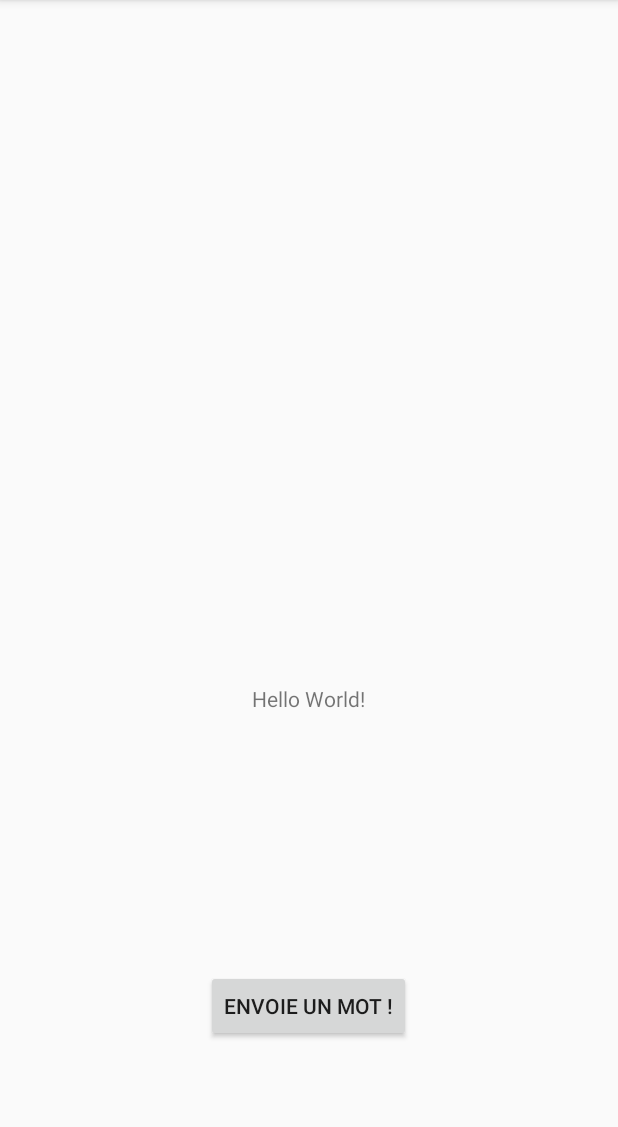
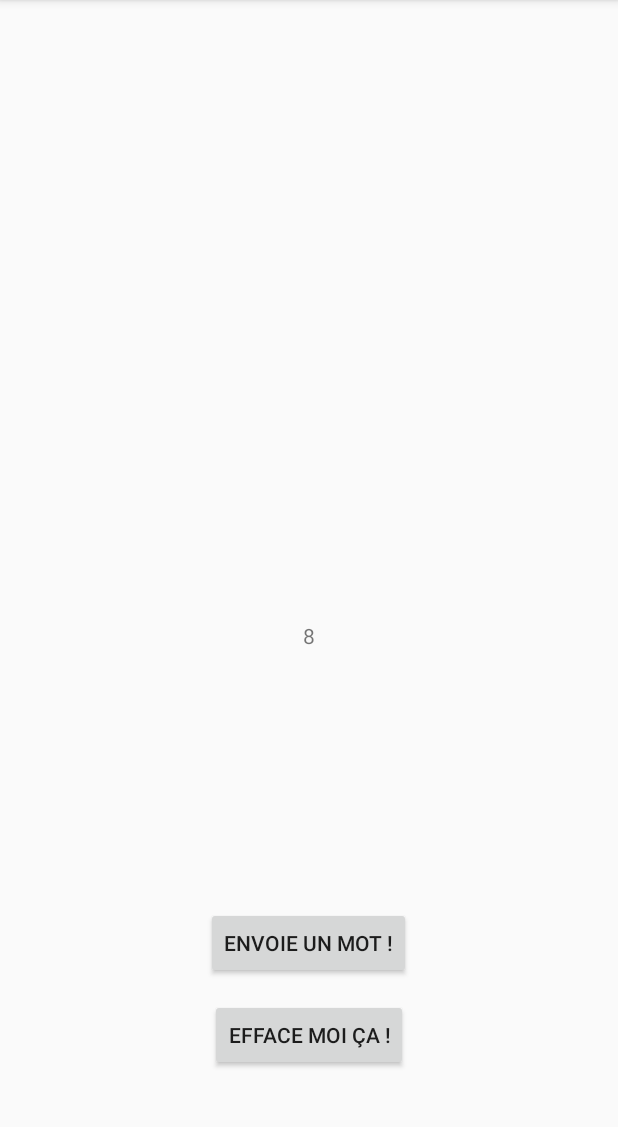
Before and after one commit to AntoineNH2/IsThisMyLanguage, an Android app: the screen it shows after launch (MainActivity), after a tap on "ENVOIE UN MOT !", on a phone screen of 412 x 824 dp, the part 84-1211 px from its top. Run offline under Robolectric (Android 15) with nearby library versions, the phone set to English and light mode, and no system bars.

Commit message:
Nombre aleatoire en sortie, en train de dev la sortie d'une chaine de caractère en aléatoire

```diff
--- a/app/src/main/java/com/nh2/antoine/isthismylanguage/MainActivity.java
+++ b/app/src/main/java/com/nh2/antoine/isthismylanguage/MainActivity.java
@@ -11,6 +11,9 @@
 
             private TextView TextAlea =null;
             private Button BoutonAlea =null;
+            private Button BoutonEfface = null;
+            private int tailleMot = 0;
+
 
 
             @Override
@@ -23,9 +26,20 @@
                     @Override
                     public void onClick(View v) {
                         // ICI l'action
+                        tailleMot = (int) (Math.random()*10 +1);
+                        TextAlea = (TextView)findViewById(R.id.MotAleaTxtView);
+                        TextAlea.setText(String.valueOf(tailleMot));
                     }
                 });
 
-
+                BoutonEfface = (Button) findViewById(R.id.EraseButton);
+                BoutonEfface.setOnClickListener(new View.OnClickListener(){
+                    @Override
+                    public void onClick(View v){
+                        // Ici efface le mot
+                        TextAlea = (TextView)findViewById(R.id.MotAleaTxtView);
+                        TextAlea.setText("Recommence :) ");
+                    }
+                });
             }
         }
--- a/app/src/main/res/layout/activity_main.xml
+++ b/app/src/main/res/layout/activity_main.xml
@@ -12,7 +12,7 @@
     <TextView
         android:layout_width="wrap_content"
         android:layout_height="wrap_content"
-        android:text="Hello World!"
+        android:text="CLique sur les boutons :) !"
         android:layout_above="@+id/BalanceBouton"
         android:layout_centerHorizontal="true"
         android:layout_marginBottom="171dp"
@@ -23,7 +23,16 @@
         android:layout_height="wrap_content"
         android:text="Envoie un mot !"
         android:id="@+id/BalanceBouton"
+        android:layout_marginBottom="99dp"
+        android:layout_alignParentBottom="true"
+        android:layout_centerHorizontal="true" />
+
+    <Button
+        android:layout_width="wrap_content"
+        android:layout_height="wrap_content"
+        android:text="Efface moi ça !"
+        android:id="@+id/EraseButton"
         android:layout_alignParentBottom="true"
         android:layout_centerHorizontal="true"
-        android:layout_marginBottom="57dp" />
+        android:layout_marginBottom="38dp" />
 </RelativeLayout>
```
Also changed, not shown: app/src/main/java/com/nh2/antoine/isthismylanguage/MotAlea1.java (added, +26 -0 lines).
